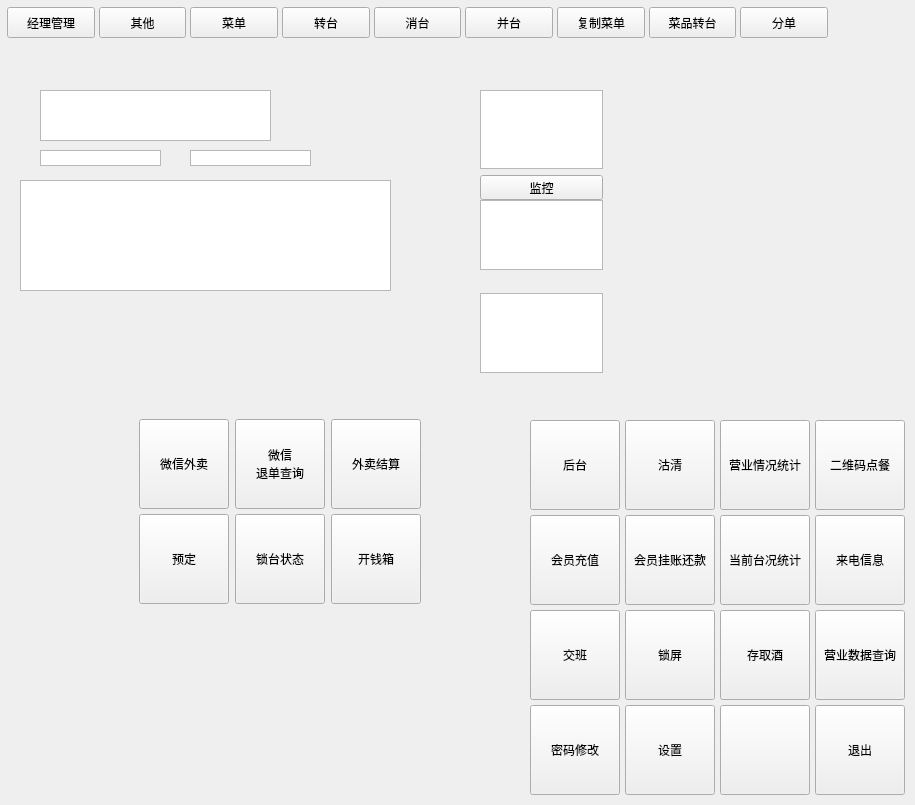
derekzhang79/fastfdmain, file qt/w_scr_dish_restaurant_dialog.ui: the form before one commit.
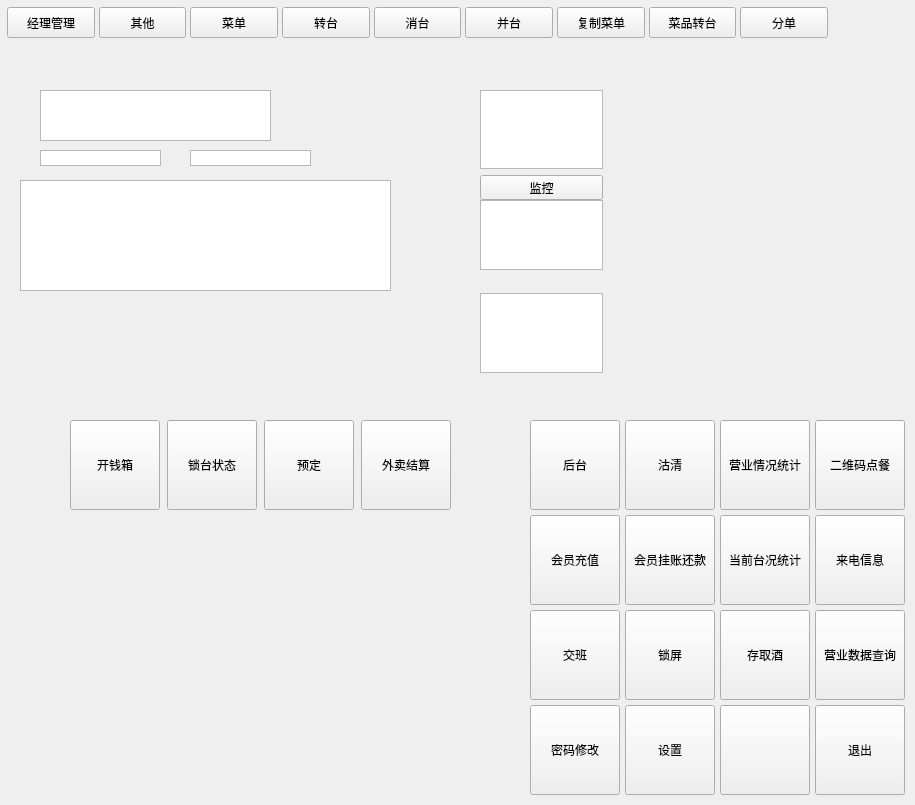
The form after the commit. Icons and pictures are not drawn. Custom widgets are drawn as their Qt base class.

What changed in the file:
```diff
--- a/qt/w_scr_dish_restaurant_dialog.ui
+++ b/qt/w_scr_dish_restaurant_dialog.ui
@@ -360,14 +360,45 @@
   <widget class="QFrame" name="frame">
    <property name="geometry">
     <rect>
-     <x>130</x>
+     <x>60</x>
      <y>410</y>
-     <width>302</width>
-     <height>201</height>
+     <width>401</width>
+     <height>111</height>
     </rect>
    </property>
    <layout class="QGridLayout" name="gridLayout_2">
-    <item row="0" column="2">
+    <item row="0" column="0">
+     <widget class="QPushButton" name="pushButton_open">
+      <property name="minimumSize">
+       <size>
+        <width>90</width>
+        <height>90</height>
+       </size>
+      </property>
+      <property name="maximumSize">
+       <size>
+        <width>90</width>
+        <height>90</height>
+       </size>
+      </property>
+      <property name="focusPolicy">
+       <enum>Qt::NoFocus</enum>
+      </property>
+      <property name="text">
+       <string>开钱箱</string>
+      </property>
+      <property name="iconSize">
+       <size>
+        <width>21</width>
+        <height>21</height>
+       </size>
+      </property>
+      <property name="outer_stylesheet" stdset="0">
+       <string>pushbutton_type</string>
+      </property>
+     </widget>
+    </item>
+    <item row="0" column="4">
      <widget class="lds_pushbutton_wrap" name="pushButton_waimaipay">
       <property name="minimumSize">
        <size>
@@ -392,32 +423,7 @@
       </property>
      </widget>
     </item>
-    <item row="0" column="0">
-     <widget class="lds_pushbutton_wrap" name="pushButton_weixinwaimai">
-      <property name="minimumSize">
-       <size>
-        <width>90</width>
-        <height>90</height>
-       </size>
-      </property>
-      <property name="maximumSize">
-       <size>
-        <width>90</width>
-        <height>90</height>
-       </size>
-      </property>
-      <property name="focusPolicy">
-       <enum>Qt::NoFocus</enum>
-      </property>
-      <property name="text">
-       <string>微信外卖</string>
-      </property>
-      <property name="outer_stylesheet" stdset="0">
-       <string>pushbutton_type</string>
-      </property>
-     </widget>
-    </item>
-    <item row="1" column="1">
+    <item row="0" column="2">
      <widget class="lds_pushbutton_wrap" name="pushButton_lockstate">
       <property name="minimumSize">
        <size>
@@ -442,33 +448,7 @@
       </property>
      </widget>
     </item>
-    <item row="0" column="1">
-     <widget class="lds_pushbutton_wrap" name="pushButton_weixinquitbill">
-      <property name="minimumSize">
-       <size>
-        <width>90</width>
-        <height>90</height>
-       </size>
-      </property>
-      <property name="maximumSize">
-       <size>
-        <width>90</width>
-        <height>90</height>
-       </size>
-      </property>
-      <property name="focusPolicy">
-       <enum>Qt::NoFocus</enum>
-      </property>
-      <property name="text">
-       <string>微信
-退单查询</string>
-      </property>
-      <property name="outer_stylesheet" stdset="0">
-       <string>pushbutton_type</string>
-      </property>
-     </widget>
-    </item>
-    <item row="1" column="0">
+    <item row="0" column="3">
      <widget class="QPushButton" name="pushButton_order">
       <property name="minimumSize">
        <size>
@@ -499,37 +479,6 @@
       </property>
      </widget>
     </item>
-    <item row="1" column="2">
-     <widget class="QPushButton" name="pushButton_open">
-      <property name="minimumSize">
-       <size>
-        <width>90</width>
-        <height>90</height>
-       </size>
-      </property>
-      <property name="maximumSize">
-       <size>
-        <width>90</width>
-        <height>90</height>
-       </size>
-      </property>
-      <property name="focusPolicy">
-       <enum>Qt::NoFocus</enum>
-      </property>
-      <property name="text">
-       <string>开钱箱</string>
-      </property>
-      <property name="iconSize">
-       <size>
-        <width>21</width>
-        <height>21</height>
-       </size>
-      </property>
-      <property name="outer_stylesheet" stdset="0">
-       <string>pushbutton_type</string>
-      </property>
-     </widget>
-    </item>
    </layout>
   </widget>
   <widget class="QFrame" name="frame_manager_view">
```
